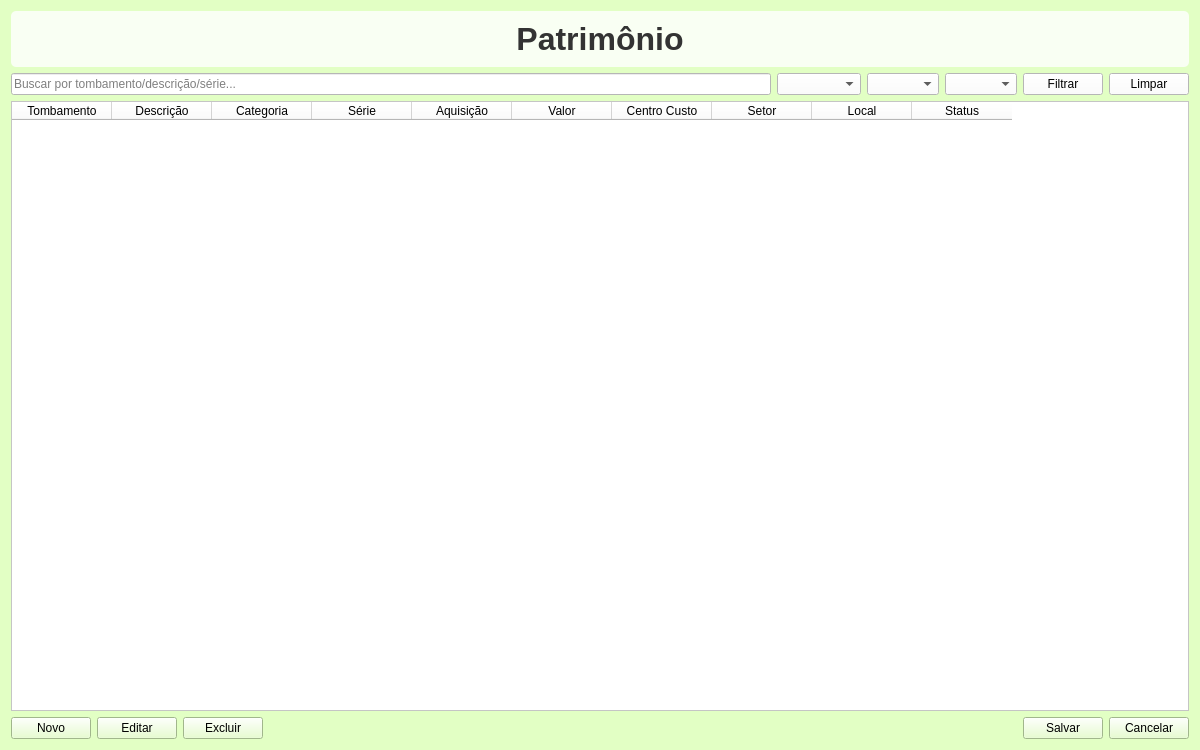
Old version of the form Teste-Patrimonio/frontend/patrimonio.ui in the repository zecadelgado/patp.
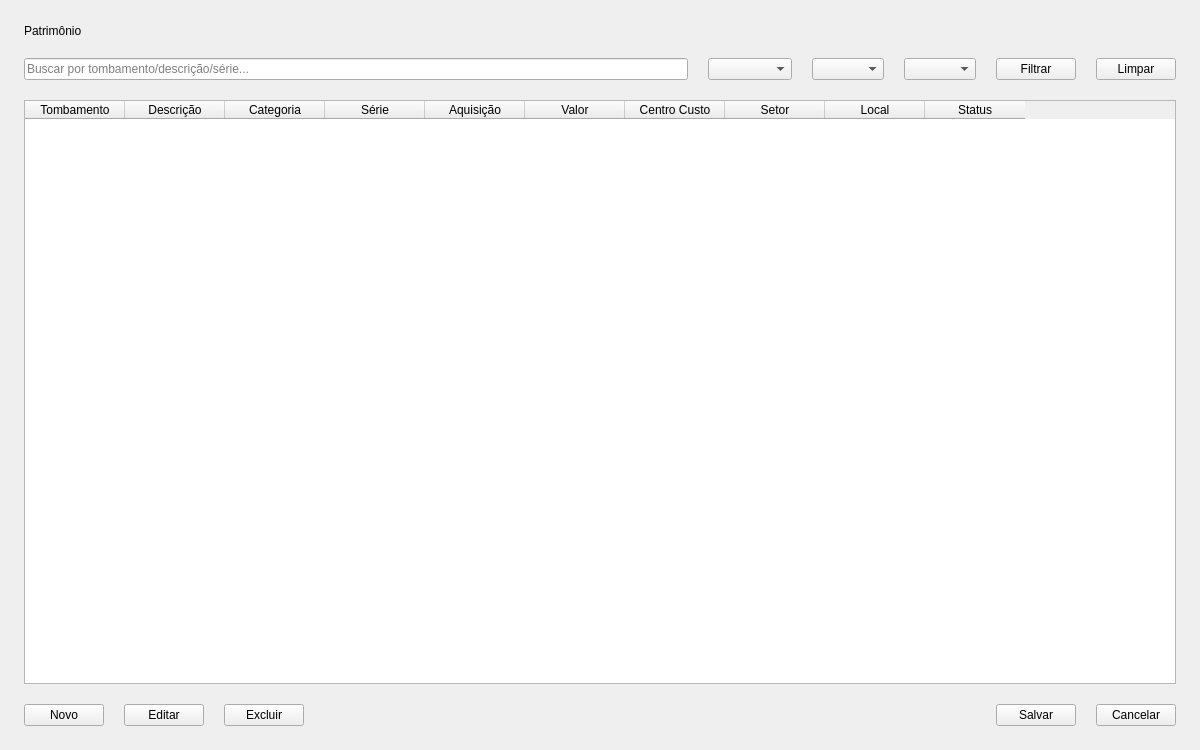
New version of the form.

The edit to the form file:
```diff
--- a/Teste-Patrimonio/frontend/patrimonio.ui
+++ b/Teste-Patrimonio/frontend/patrimonio.ui
@@ -13,29 +13,29 @@
   <property name="windowTitle">
    <string>Patrimônio</string>
   </property>
-  <property name="styleSheet">
-   <string notr="true">background-color: rgb(226, 255, 196);</string>
-  </property>
   <layout class="QVBoxLayout" name="verticalLayout">
+      <property name="spacing">
+        <number>20</number>
+      </property>
+      <property name="leftMargin">
+        <number>24</number>
+      </property>
+      <property name="topMargin">
+        <number>24</number>
+      </property>
+      <property name="rightMargin">
+        <number>24</number>
+      </property>
+      <property name="bottomMargin">
+        <number>24</number>
+      </property>
    <item>
     <widget class="QLabel" name="lbl_title">
-     <property name="font">
-      <font>
-       <pointsize>24</pointsize>
-       <bold>true</bold>
-      </font>
-     </property>
-     <property name="styleSheet">
-      <string notr="true">color: #333333;
-background: rgba(255, 255, 255, 0.8);
-padding: 10px;
-border-radius: 5px;</string>
-     </property>
      <property name="text">
       <string>Patrimônio</string>
      </property>
      <property name="alignment">
-      <set>Qt::AlignmentFlag::AlignCenter</set>
+            <set>Qt::AlignmentFlag::AlignLeft | Qt::AlignmentFlag::AlignVCenter</set>
      </property>
     </widget>
    </item>
@@ -43,9 +43,6 @@
     <layout class="QHBoxLayout" name="filtersLayout">
      <item>
       <widget class="QLineEdit" name="le_busca">
-       <property name="styleSheet">
-        <string notr="true">background-color: rgb(255, 255, 255);</string>
-       </property>
        <property name="placeholderText">
         <string>Buscar por tombamento/descrição/série...</string>
        </property>
@@ -53,9 +50,6 @@
      </item>
      <item>
       <widget class="QComboBox" name="cb_categoria">
-       <property name="styleSheet">
-        <string notr="true">background-color: rgb(255, 255, 255);</string>
-       </property>
        <property name="placeholderText">
         <string>Categoria</string>
        </property>
@@ -63,9 +57,6 @@
      </item>
      <item>
       <widget class="QComboBox" name="cb_setor">
-       <property name="styleSheet">
-        <string notr="true">background-color: rgb(255, 255, 255);</string>
-       </property>
        <property name="placeholderText">
         <string>Setor</string>
        </property>
@@ -73,9 +64,6 @@
      </item>
      <item>
       <widget class="QComboBox" name="cb_status">
-       <property name="styleSheet">
-        <string notr="true">background-color: rgb(255, 255, 255);</string>
-       </property>
        <property name="placeholderText">
         <string>Status</string>
        </property>
@@ -83,9 +71,6 @@
      </item>
      <item>
       <widget class="QPushButton" name="btn_filtrar">
-       <property name="styleSheet">
-        <string notr="true">background-color: rgb(255, 255, 255);</string>
-       </property>
        <property name="text">
         <string>Filtrar</string>
        </property>
@@ -93,9 +78,6 @@
      </item>
      <item>
       <widget class="QPushButton" name="btn_limpar">
-       <property name="styleSheet">
-        <string notr="true">background-color: rgb(255, 255, 255);</string>
-       </property>
        <property name="text">
         <string>Limpar</string>
        </property>
@@ -105,9 +87,6 @@
    </item>
    <item>
     <widget class="QTableWidget" name="tbl_patrimonio">
-     <property name="styleSheet">
-      <string notr="true">background-color: rgb(255, 255, 255);</string>
-     </property>
      <property name="editTriggers">
       <set>QAbstractItemView::EditTrigger::NoEditTriggers</set>
      </property>
```
Left out of the diff: 6 changed lines with no effect on the pictures. Lines whose indentation alone changed are shown as unchanged.
